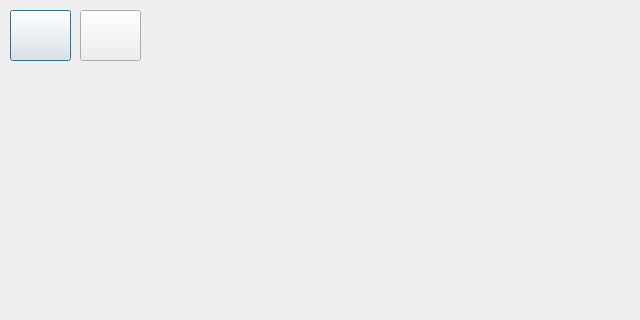
Above: UI/smrr_ui/src/ui/screen_verbal.ui from ENTC-FYP-19-G08/ismrr before the change; both pictures show x 0 to 640 and y 0 to 320 of the 640 by 480 pixel window. Below: the same form after it.
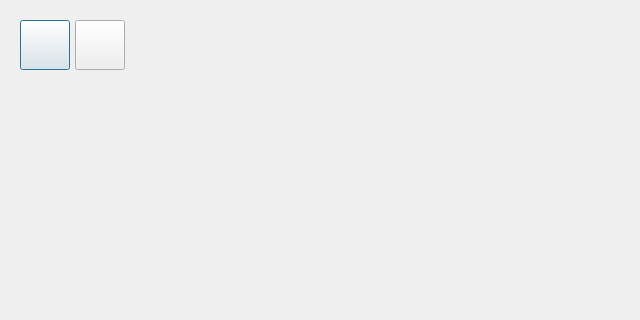
That is the form after the change. Icons and pictures are not drawn.

What changed in the file:
```diff
--- a/UI/smrr_ui/src/ui/screen_verbal.ui
+++ b/UI/smrr_ui/src/ui/screen_verbal.ui
@@ -19,10 +19,10 @@
   <widget class="QLabel" name="label">
    <property name="geometry">
     <rect>
-     <x>220</x>
+     <x>130</x>
      <y>20</y>
-     <width>411</width>
-     <height>31</height>
+     <width>381</width>
+     <height>51</height>
     </rect>
    </property>
    <property name="text">
@@ -56,10 +56,10 @@
   <widget class="QPushButton" name="btnHome">
    <property name="geometry">
     <rect>
-     <x>80</x>
-     <y>10</y>
-     <width>61</width>
-     <height>51</height>
+     <x>75</x>
+     <y>20</y>
+     <width>50</width>
+     <height>50</height>
     </rect>
    </property>
    <property name="autoFillBackground">
@@ -84,10 +84,10 @@
   <widget class="QPushButton" name="btnBack">
    <property name="geometry">
     <rect>
-     <x>10</x>
-     <y>10</y>
-     <width>61</width>
-     <height>51</height>
+     <x>20</x>
+     <y>20</y>
+     <width>50</width>
+     <height>50</height>
     </rect>
    </property>
    <property name="autoFillBackground">
@@ -112,10 +112,10 @@
   <widget class="QLabel" name="labelImg">
    <property name="geometry">
     <rect>
-     <x>10</x>
+     <x>20</x>
      <y>80</y>
-     <width>620</width>
-     <height>380</height>
+     <width>601</width>
+     <height>381</height>
     </rect>
    </property>
    <property name="text">
```
Left out of the diff: 21 changed lines with no effect on the pictures.
